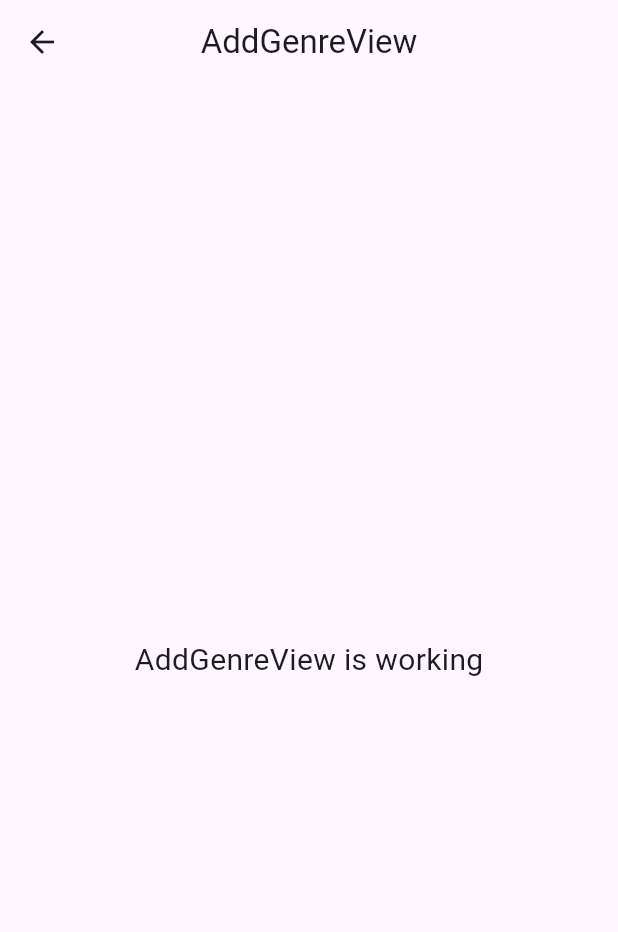
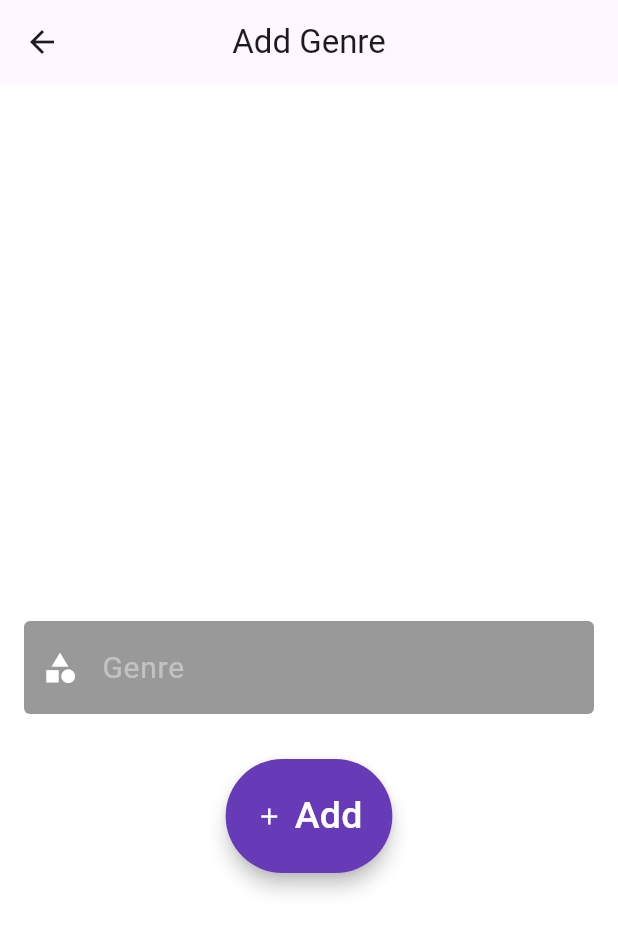
Before and after one commit to KuroiiDev/geeks_forAdmin, a Flutter app: the AddGenreView screen opened by its route, on a phone screen of 412 x 824 dp. Shown: the top 932 px of the screen. Run offline on Flutter 3.47's test engine with Material 3 defaults, Android fonts, the phone set to English and light mode, and no system bars; our stand-ins replace curved_navigation_bar, dio, email_validator, get, get_storage, liquid_pull_to_refresh and 2 more; accounts and stored records are empty.

Commit message:
Huge Update Lahh..

```diff
--- a/lib/app/data/provider/storage_provider.dart
+++ b/lib/app/data/provider/storage_provider.dart
@@ -26,5 +26,6 @@ class StorageKey {
   static const String status = "status";
   static const String idUser = "idUser";
   static const String name = "userName";
+  static const String role = "staffRole";
   static const String apiToken = "apiToken";
 }
--- a/lib/app/modules/add_genre/controllers/add_genre_controller.dart
+++ b/lib/app/modules/add_genre/controllers/add_genre_controller.dart
@@ -1,9 +1,16 @@
+import 'package:dio/dio.dart';
+import 'package:flutter/cupertino.dart';
+import 'package:flutter/material.dart';
+import 'package:geeks_foradmin/app/data/constant/endpoint.dart';
 import 'package:get/get.dart';
 
+import '../../../data/provider/api_provider.dart';
+
 class AddGenreController extends GetxController {
-  //TODO: Implement AddGenreController
+  final formKey = GlobalKey<FormState>();
+  final TextEditingController genreController = TextEditingController();
 
-  final count = 0.obs;
+
   @override
   void onInit() {
     super.onInit();
@@ -19,5 +26,30 @@ class AddGenreController extends GetxController {
     super.onClose();
   }
 
-  void increment() => count.value++;
+  addGenre() async{
+    try {
+      FocusScope.of(Get.context!).unfocus();
+      if (formKey.currentState!.validate()) {
+        final response = await ApiProvider.instance().post(Endpoint.genre,data:
+        {
+          "genre": genreController.text.toString(),
+        });
+        if (response.statusCode == 201) {
+          Get.snackbar("Success", "Genre Added!", backgroundColor: Colors.green);
+        } else {
+          Get.snackbar("Sorry", "Register Failed!", backgroundColor: Colors.orange);
+        }
+      }
+    }on DioException catch(e) {
+      if (e.response != null){
+        if (e.response?.data != null){
+          Get.snackbar("Sorry", "${e.response?.data['message']}", backgroundColor: Colors.orange);
+        }
+      } else {
+        Get.snackbar("Sorry", e.message ?? "", backgroundColor: Colors.red);
+      }
+    }catch (e) {
+      Get.snackbar("Error", e.toString(), backgroundColor: Colors.red);
+    }
+  }
 }
--- a/lib/app/modules/add_genre/views/add_genre_view.dart
+++ b/lib/app/modules/add_genre/views/add_genre_view.dart
@@ -10,15 +10,81 @@ class AddGenreView extends GetView<AddGenreController> {
   Widget build(BuildContext context) {
     return Scaffold(
       appBar: AppBar(
-        title: const Text('AddGenreView'),
+        title: const Text('Add Genre'),
         centerTitle: true,
       ),
-      body: const Center(
-        child: Text(
-          'AddGenreView is working',
-          style: TextStyle(fontSize: 20),
+      body: SingleChildScrollView(
+        child: SizedBox(
+          height: MediaQuery.sizeOf(context).height,
+          width: double.infinity,
+          child: _buildInputFields(),
+        ),
+      )
+    );
+  }
+
+  Widget _buildInputFields(){
+    return Container(
+      decoration: const BoxDecoration(
+          color: Colors.white
+      ),
+      child: Padding(
+        padding: const EdgeInsets.all(16.0),
+        child: Column(
+          mainAxisAlignment: MainAxisAlignment.center,
+          crossAxisAlignment: CrossAxisAlignment.center,
+          children: [
+            const SizedBox(height: 60),
+            Form(
+                key: controller.formKey,
+                child:Column(
+                  children: [
+                    _buildGenreField(),
+                    const SizedBox(height: 30),
+                    _buildButtonLogin(),
+                  ],
+                )
+            ),
+          ],
         ),
       ),
     );
   }
+
+  Widget _buildGenreField(){
+    return TextFormField(
+      controller: controller.genreController,
+      style: const TextStyle(color: Colors.white, fontSize: 20),
+      decoration: InputDecoration(
+        hintText: "Genre",
+        hintStyle: TextStyle(color: Colors.white.withOpacity(0.4), fontSize: 20),
+        prefixIcon: const Icon(
+          Icons.category,
+          color: Colors.white,
+        ),
+        filled: true,
+        fillColor: Colors.black.withOpacity(0.4),
+        border: const OutlineInputBorder(borderSide: BorderSide.none),
+      ),
+      validator: (value){
+        if (value!.isEmpty){
+          return "Please Fill the Genre Field!";
+        }
+        return null;
+      },
+    );
+  }
+  Widget _buildButtonLogin(){
+    return ElevatedButton.icon(
+      onPressed: ()=>controller.addGenre(),
+      label: const Text("Add", style: TextStyle(color: Colors.white, fontSize: 25)),
+      icon: const Icon(Icons.add, color: Colors.white),
+      style: ElevatedButton.styleFrom(
+        padding: const EdgeInsets.all(20.0),
+        backgroundColor: Colors.deepPurple,
+        elevation: 5,
+        shape: const StadiumBorder(),
+      ),
+    );
+  }
 }
--- a/lib/app/modules/home/views/home_view.dart
+++ b/lib/app/modules/home/views/home_view.dart
@@ -16,7 +16,7 @@ class HomeView extends GetView<HomeController> {
         ),
         floatingActionButton: Padding(
             padding: const EdgeInsets.symmetric(vertical: 30),
-            child: FloatingActionButton.small(
+            child: FloatingActionButton(
                 onPressed: ()  => controller.logout(),
                 backgroundColor: const Color(0xfff3f3f3),
                 elevation: 0,
--- a/lib/app/modules/login/controllers/login_controller.dart
+++ b/lib/app/modules/login/controllers/login_controller.dart
@@ -51,7 +51,7 @@ class LoginController extends GetxController {
           ResponseLoginPost responseLogin = ResponseLoginPost.fromJson(response.data);
           await StorageProvider.write(StorageKey.idUser, responseLogin.data!.id.toString());
           await StorageProvider.write(StorageKey.name, responseLogin.data!.name.toString());
-          await StorageProvider.write(StorageKey.status, "logged");
+          await StorageProvider.write(StorageKey.role, responseLogin.data!.role.toString());
           Get.snackbar("Success", "Login Success!", backgroundColor: Colors.green);
           log("Name : ${StorageProvider.read(StorageKey.name)}");
           Get.offAllNamed(Routes.DASHBOARD);
--- a/lib/app/modules/register/controllers/register_controller.dart
+++ b/lib/app/modules/register/controllers/register_controller.dart
@@ -12,6 +12,7 @@ class RegisterController extends GetxController {
   final TextEditingController nameController = TextEditingController();
   final TextEditingController passwordController = TextEditingController();
   var isObs = true.obs;
+  var isAdmin = false.obs;
 
   @override
   void onInit() {
@@ -39,6 +40,9 @@ class RegisterController extends GetxController {
       FocusScope.of(Get.context!).unfocus();
       formKey.currentState?.save();
       var link = Endpoint.registerStaff;
+      if (isAdmin.value){
+        link = Endpoint.registerAdmin;
+      }
       if (formKey.currentState!.validate()) {
         final response = await ApiProvider.instance().post(link,data:
         {
--- a/lib/app/modules/rent/views/rent_view.dart
+++ b/lib/app/modules/rent/views/rent_view.dart
@@ -5,6 +5,7 @@ import 'package:get/get.dart';
 import 'package:liquid_pull_to_refresh/liquid_pull_to_refresh.dart';
 
 import '../../../data/constant/global_color.dart';
+import '../../../routes/app_pages.dart';
 import '../controllers/rent_controller.dart';
 
 class RentView extends GetView<RentController> {
@@ -42,7 +43,7 @@ class RentView extends GetView<RentController> {
                     return ListView.builder(
                         itemBuilder: (context, index) {
                           return InkWell(
-                            onTap: () {},
+                            onTap: () {Get.toNamed(Routes.RENT_DETAIL, parameters: {'id' : state[index].id.toString()});},
                             child: Card(
                               elevation: 5.0,
                               child: Container(
--- a/lib/app/modules/user/views/user_view.dart
+++ b/lib/app/modules/user/views/user_view.dart
@@ -19,7 +19,7 @@ class UserView extends GetView<UserController> {
         centerTitle: true,
       ),
         floatingActionButton: FloatingActionButton(
-          onPressed: ()=>Get.toNamed(Routes.STAFF),
+          onPressed: ()=>controller.routing(),
           backgroundColor: Colors.deepPurpleAccent,
           child: Icon(Icons.admin_panel_settings_outlined),
         ),
--- a/lib/app/routes/app_routes.dart
+++ b/lib/app/routes/app_routes.dart
@@ -16,6 +16,7 @@ abstract class Routes {
   static const RENT_DETAIL = _Paths.RENT_DETAIL;
   static const STAFF = _Paths.STAFF;
   static const REGISTER = _Paths.REGISTER;
+  static const BOOK_DETAIL = _Paths.BOOK_DETAIL;
 }
 
 abstract class _Paths {
@@ -33,4 +34,5 @@ abstract class _Paths {
   static const RENT_DETAIL = '/rent-detail';
   static const STAFF = '/staff';
   static const REGISTER = '/register';
+  static const BOOK_DETAIL = '/book-detail';
 }
```
Also changed, not shown: lib/app/modules/book/controllers/book_controller.dart (+13 -0 lines), lib/app/modules/book/views/book_view.dart (+4 -4 lines), lib/app/modules/book_detail/bindings/book_detail_binding.dart (added, +12 -0 lines), lib/app/modules/book_detail/controllers/book_detail_controller.dart (added, +23 -0 lines), lib/app/modules/book_detail/views/book_detail_view.dart (added, +24 -0 lines), lib/app/modules/genre/controllers/genre_controller.dart (+39 -0 lines), lib/app/modules/genre/views/genre_view.dart (+18 -2 lines), lib/app/modules/register/views/register_view.dart (+27 -2 lines), lib/app/modules/user/controllers/user_controller.dart (+11 -0 lines), lib/app/routes/app_pages.dart (+7 -0 lines).
